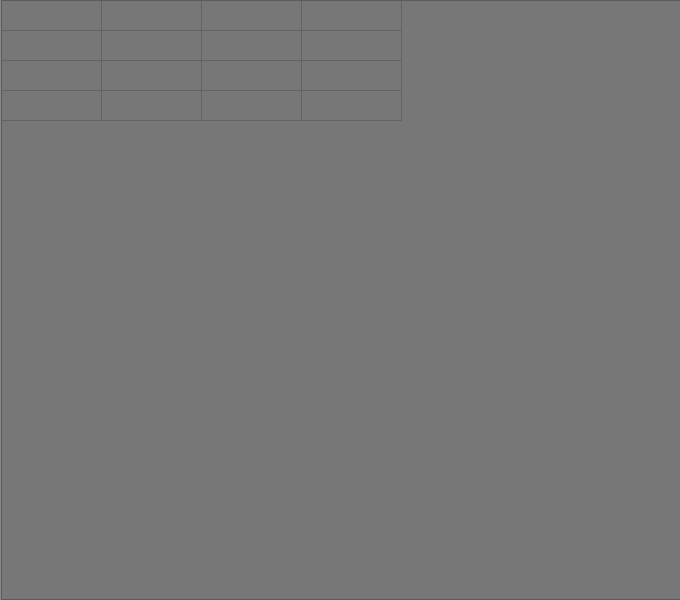
Before: the Qt Designer form frm/pdthumbsel.ui in johcarsmi/picdok, drawn with Qt 5.
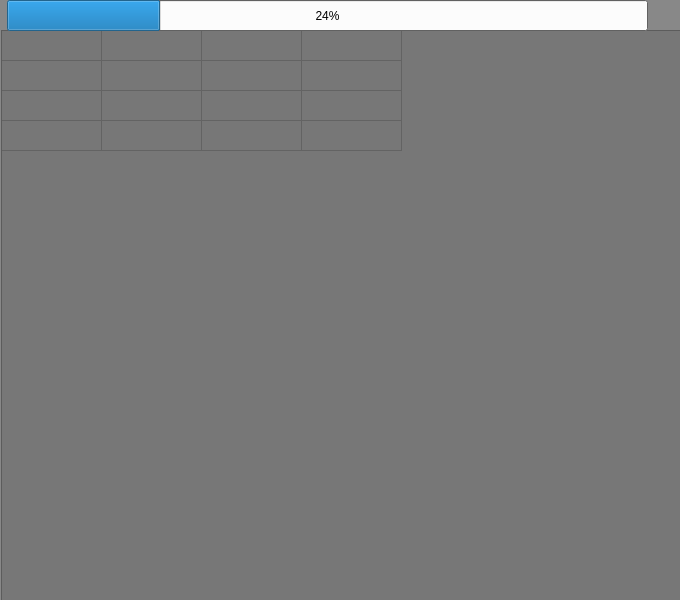
After: the same form once the commit is applied.

Commit message: Added progress bar to thumbnail generation form.

```diff
--- a/frm/pdthumbsel.ui
+++ b/frm/pdthumbsel.ui
@@ -87,7 +87,7 @@
    <property name="geometry">
     <rect>
      <x>1</x>
-     <y>0</y>
+     <y>30</y>
      <width>680</width>
      <height>600</height>
     </rect>
@@ -546,6 +546,19 @@
    <column/>
    <column/>
   </widget>
+  <widget class="QProgressBar" name="barProg">
+   <property name="geometry">
+    <rect>
+     <x>7</x>
+     <y>0</y>
+     <width>641</width>
+     <height>31</height>
+    </rect>
+   </property>
+   <property name="value">
+    <number>24</number>
+   </property>
+  </widget>
  </widget>
  <resources/>
  <connections/>
```
The commit also changes 1 other file.
